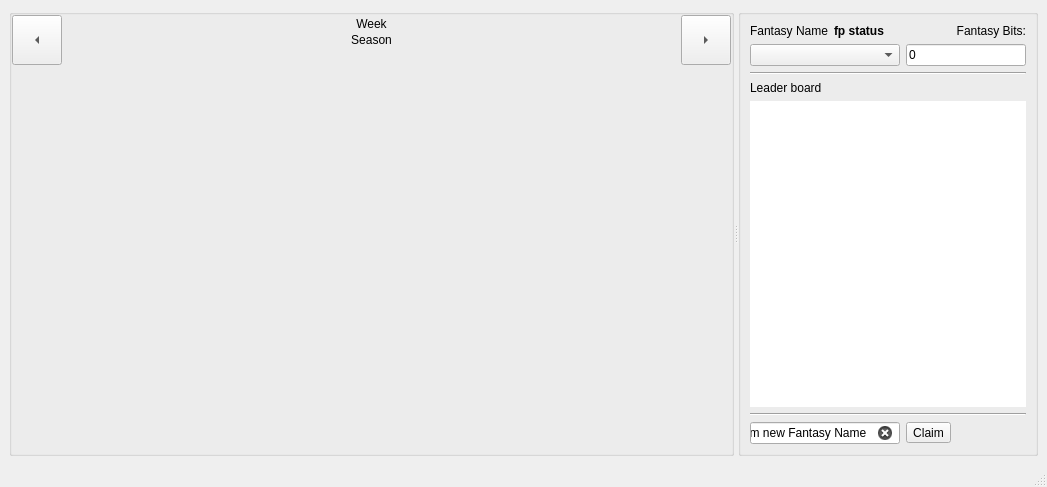
protoblock/protoblock, file cute-fantasy/mainwindow.ui: the form before one commit.
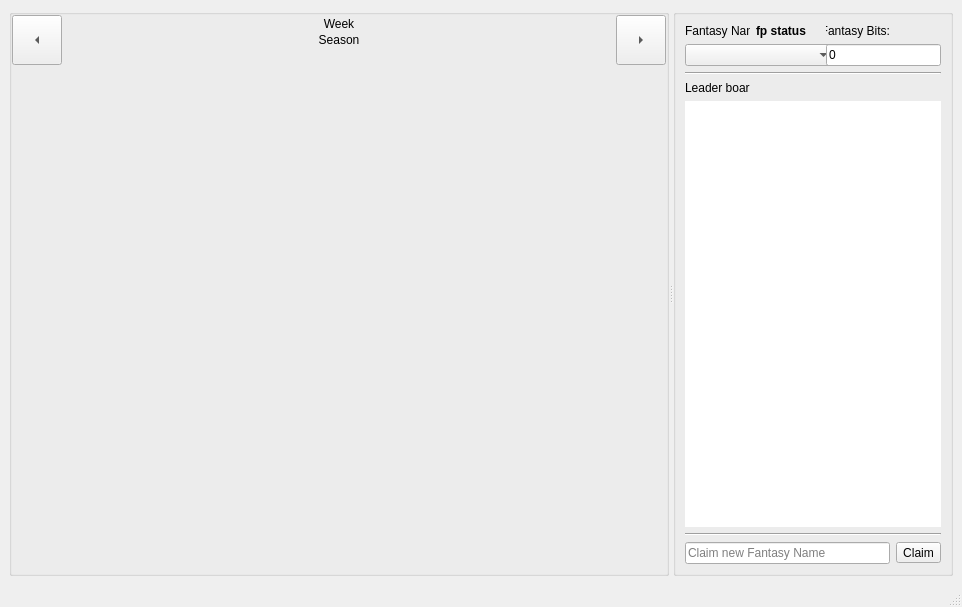
The form after the commit. Custom widgets are drawn as their Qt base class.

Diff of the .ui file:
```diff
--- a/cute-fantasy/mainwindow.ui
+++ b/cute-fantasy/mainwindow.ui
@@ -6,8 +6,8 @@
    <rect>
     <x>0</x>
     <y>0</y>
-    <width>1047</width>
-    <height>487</height>
+    <width>962</width>
+    <height>607</height>
    </rect>
   </property>
   <property name="windowTitle">
@@ -189,7 +189,7 @@
       <widget class="QGroupBox" name="groupBox_2">
        <property name="maximumSize">
         <size>
-         <width>300</width>
+         <width>280</width>
          <height>16777215</height>
         </size>
        </property>
@@ -197,7 +197,37 @@
         <string/>
        </property>
        <layout class="QGridLayout" name="gridLayout">
-        <item row="1" column="0" colspan="3">
+        <item row="0" column="0">
+         <widget class="QLabel" name="label_4">
+          <property name="text">
+           <string>Fantasy Name</string>
+          </property>
+         </widget>
+        </item>
+        <item row="0" column="1">
+         <widget class="QLabel" name="myFantasyNameStatusLabel">
+          <property name="font">
+           <font>
+            <weight>75</weight>
+            <bold>true</bold>
+           </font>
+          </property>
+          <property name="text">
+           <string>fp status</string>
+          </property>
+         </widget>
+        </item>
+        <item row="0" column="2">
+         <widget class="QLabel" name="label_2">
+          <property name="text">
+           <string>Fantasy Bits:</string>
+          </property>
+          <property name="alignment">
+           <set>Qt::AlignRight|Qt::AlignTrailing|Qt::AlignVCenter</set>
+          </property>
+         </widget>
+        </item>
+        <item row="1" column="0" colspan="2">
          <widget class="QComboBox" name="myFantasyNamesCombo">
           <property name="minimumSize">
            <size>
@@ -219,10 +249,40 @@
           </property>
          </widget>
         </item>
-        <item row="0" column="0">
-         <widget class="QLabel" name="label_4">
+        <item row="1" column="2" colspan="2">
+         <widget class="QLineEdit" name="myBalanceText">
+          <property name="statusTip">
+           <string>your current balance amount</string>
+          </property>
           <property name="text">
-           <string>Fantasy Name</string>
+           <string>0</string>
+          </property>
+          <property name="readOnly">
+           <bool>true</bool>
+          </property>
+         </widget>
+        </item>
+        <item row="2" column="0" colspan="4">
+         <widget class="Line" name="line">
+          <property name="orientation">
+           <enum>Qt::Horizontal</enum>
+          </property>
+         </widget>
+        </item>
+        <item row="3" column="0">
+         <widget class="QLabel" name="label">
+          <property name="font">
+           <font>
+            <weight>50</weight>
+            <bold>false</bold>
+            <underline>false</underline>
+           </font>
+          </property>
+          <property name="text">
+           <string>Leader board</string>
+          </property>
+          <property name="alignment">
+           <set>Qt::AlignLeading|Qt::AlignLeft|Qt::AlignVCenter</set>
           </property>
          </widget>
         </item>
@@ -248,30 +308,6 @@
           </attribute>
          </widget>
         </item>
-        <item row="3" column="0" colspan="4">
-         <widget class="QLabel" name="label">
-          <property name="font">
-           <font>
-            <weight>50</weight>
-            <bold>false</bold>
-            <underline>false</underline>
-           </font>
-          </property>
-          <property name="text">
-           <string>Leader board</string>
-          </property>
-          <property name="alignment">
-           <set>Qt::AlignLeading|Qt::AlignLeft|Qt::AlignVCenter</set>
-          </property>
-         </widget>
-        </item>
-        <item row="2" column="0" colspan="4">
-         <widget class="Line" name="line">
-          <property name="orientation">
-           <enum>Qt::Horizontal</enum>
-          </property>
-         </widget>
-        </item>
         <item row="5" column="0" colspan="4">
          <widget class="Line" name="line_2">
           <property name="orientation">
@@ -288,52 +324,16 @@
            <string/>
           </property>
           <property name="text">
-           <string>Claim new Fantasy Name </string>
+           <string/>
           </property>
           <property name="placeholderText">
-           <string>type a new fantasy name</string>
+           <string>Claim new Fantasy Name </string>
           </property>
           <property name="clearButtonEnabled">
            <bool>true</bool>
           </property>
          </widget>
         </item>
-        <item row="0" column="3">
-         <widget class="QLabel" name="label_2">
-          <property name="text">
-           <string>Fantasy Bits:</string>
-          </property>
-          <property name="alignment">
-           <set>Qt::AlignRight|Qt::AlignTrailing|Qt::AlignVCenter</set>
-          </property>
-         </widget>
-        </item>
-        <item row="0" column="1">
-         <widget class="QLabel" name="myFantasyNameStatusLabel">
-          <property name="font">
-           <font>
-            <weight>75</weight>
-            <bold>true</bold>
-           </font>
-          </property>
-          <property name="text">
-           <string>fp status</string>
-          </property>
-         </widget>
-        </item>
-        <item row="1" column="3">
-         <widget class="QLineEdit" name="myBalanceText">
-          <property name="statusTip">
-           <string>your current balance amount</string>
-          </property>
-          <property name="text">
-           <string>0</string>
-          </property>
-          <property name="readOnly">
-           <bool>true</bool>
-          </property>
-         </widget>
-        </item>
         <item row="6" column="3">
          <widget class="QToolButton" name="myClaimFantasyNameButton">
           <property name="layoutDirection">
```
Left out of the diff: 2 changed lines with no effect on the pictures.
